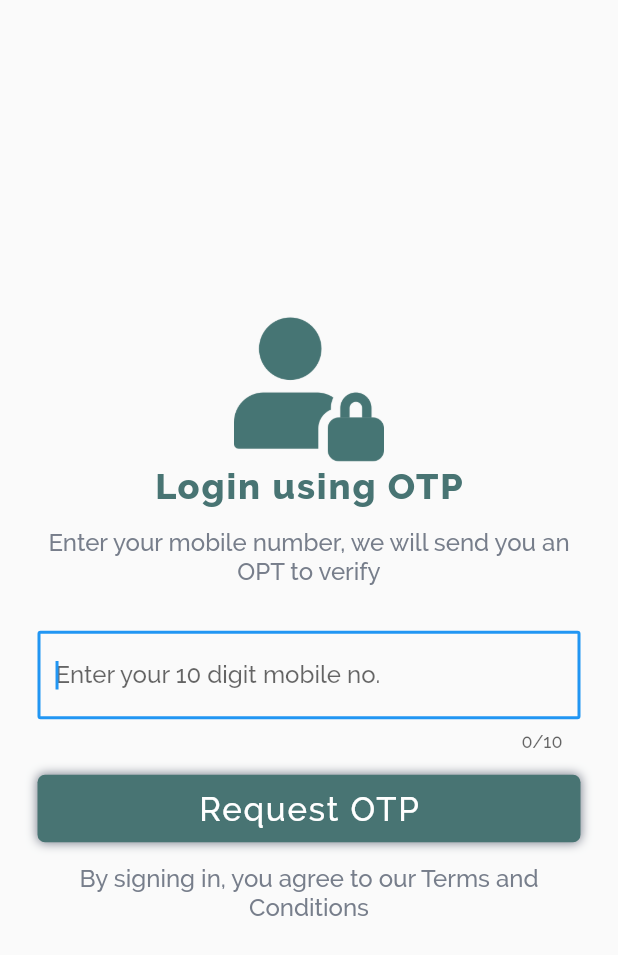
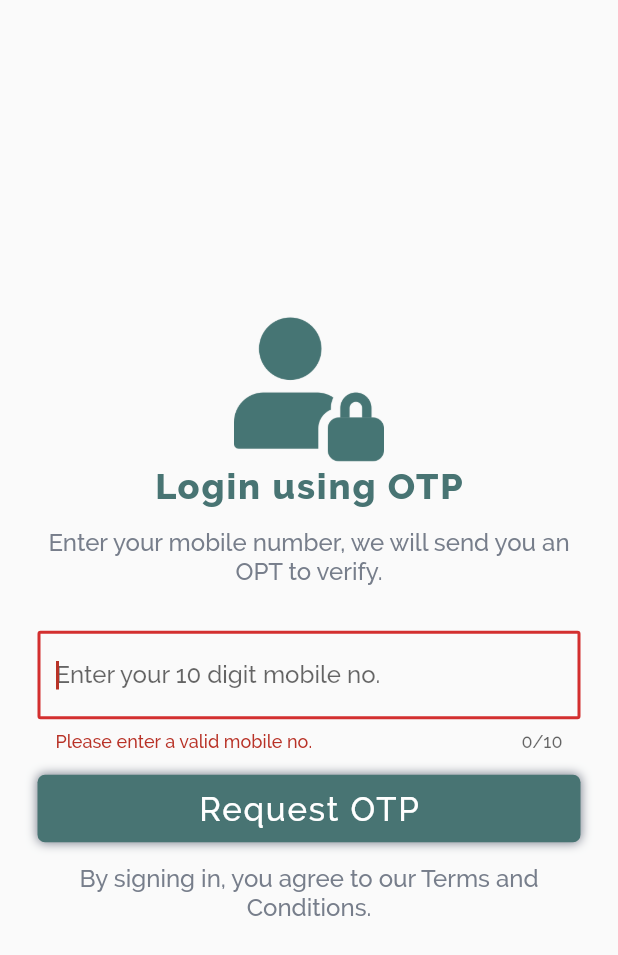
Before and after one commit to NaimishVerma17/kissan-garden-consumer-app, a Flutter app: the LoginPage screen opened by its route, after a tap on "Request OTP", on a phone screen of 412 x 824 dp. Shown: the top 955 px of the screen. Run offline on Flutter 3.47's test engine with Material 2 defaults, Android fonts, the phone set to English and light mode, and no system bars; our stand-ins replace shared_preferences; accounts and stored records are empty.

```diff
--- a/lib/presentations/login_page.dart
+++ b/lib/presentations/login_page.dart
@@ -11,6 +11,14 @@ class LoginPage extends StatefulWidget {
 }
 
 class _LoginPage extends State<LoginPage> {
+  final GlobalKey<FormState> _globalKey = new GlobalKey();
+  String _phoneNo;
+
+  @override
+  void initState() {
+    super.initState();
+  }
+
   @override
   Widget build(BuildContext context) {
     return Scaffold(
@@ -35,16 +43,19 @@ class _LoginPage extends State<LoginPage> {
                   height: 15.0,
                 ),
                 Text(
-                  'Enter your mobile number, we will send you an OPT to verify',
+                  'Enter your mobile number, we will send you an OPT to verify.',
                   textAlign: TextAlign.center,
                   style: Styles.subHeadingText(),
                 ),
                 SizedBox(
                   height: 30.0,
                 ),
-                TextFormField(
+                Form(
+                  key: _globalKey,
+                  child: TextFormField(
                     maxLength: 10,
                     autofocus: true,
+
                     keyboardType: TextInputType.number,
                     validator: Validators.validatePhoneNo,
                     decoration: InputDecoration(
@@ -55,6 +66,10 @@ class _LoginPage extends State<LoginPage> {
                       ),
                       hintText: 'Enter your 10 digit mobile no.',
                       errorStyle: TextStyle(color: Styles.errorColor),
+                    ),
+                    onSaved: (value){
+                      _phoneNo = value;
+                    },
                   ),
                 ),
                 SizedBox(
@@ -68,7 +83,7 @@ class _LoginPage extends State<LoginPage> {
                   height: 15.0,
                 ),
                 Text(
-                  'By signing in, you agree to our Terms and Conditions',
+                  'By signing in, you agree to our Terms and Conditions.',
                   textAlign: TextAlign.center,
                   style: TextStyle(
                       fontSize: 16.0,
@@ -83,5 +98,10 @@ class _LoginPage extends State<LoginPage> {
     );
   }
 
-  _login() {}
+  _login() {
+    if(_globalKey.currentState.validate()){
+      _globalKey.currentState.save();
+      print(_phoneNo);
+    };
   }
+}
```
Lines whose indentation alone changed are shown as unchanged.
